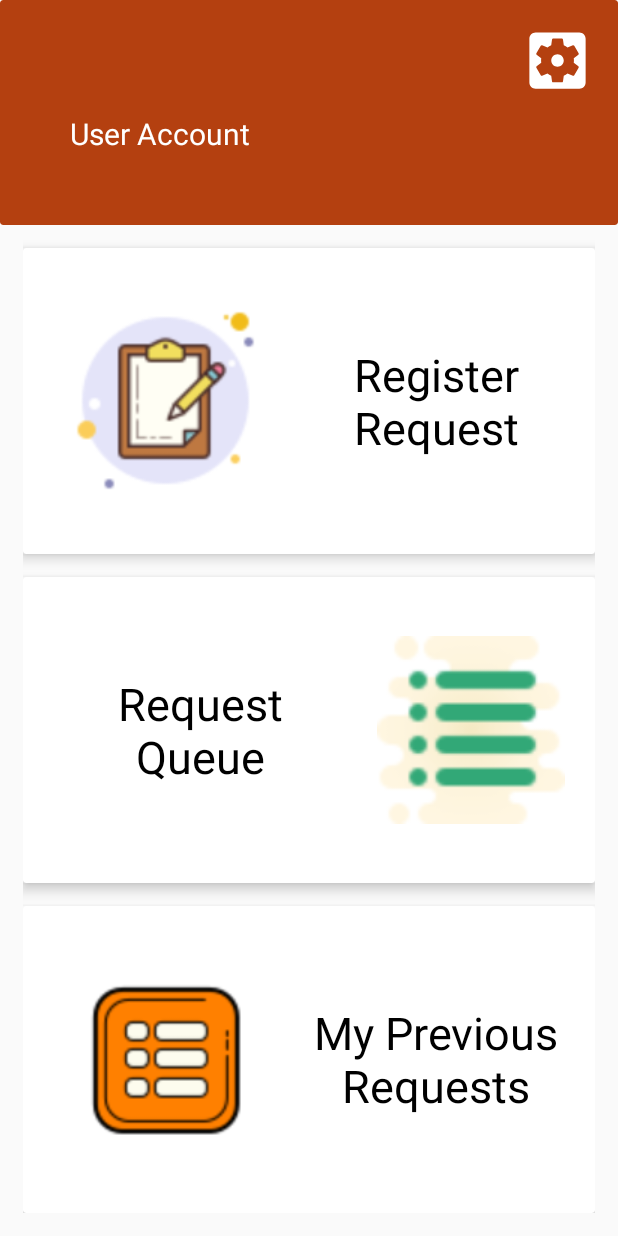
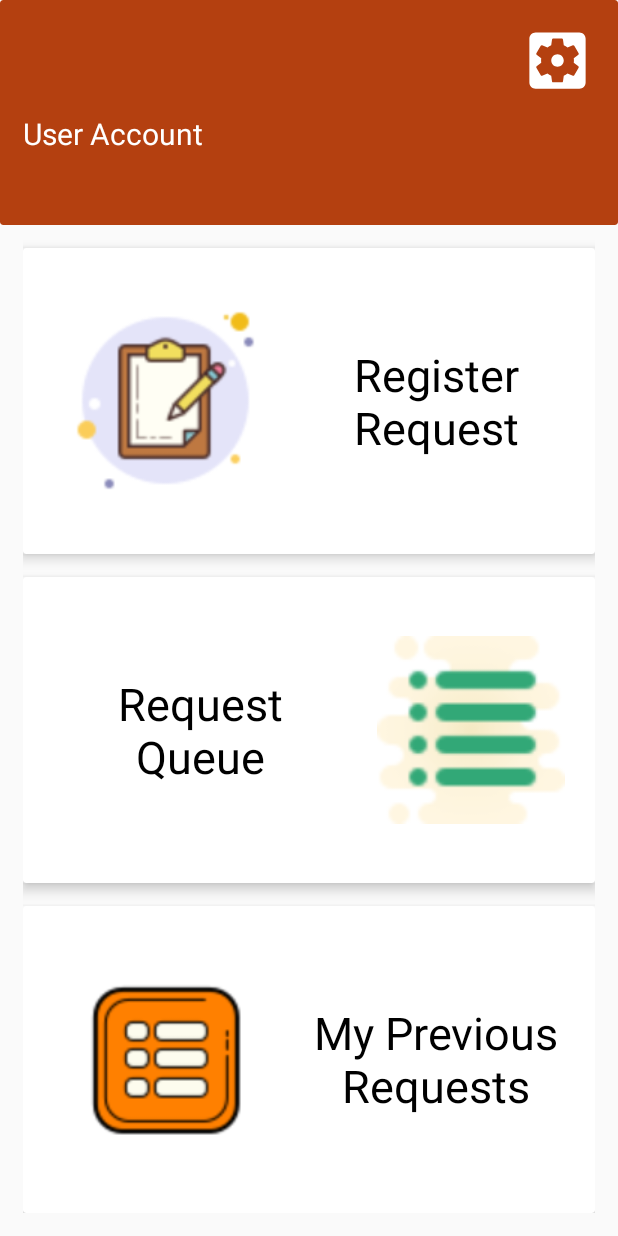
Before and after one commit to Qrofeus/Request_Manager, an Android app: the Dashboard_User screen opened directly, with no data from a screen before it, on a phone screen of 412 x 824 dp. Run offline under Robolectric (Android 15) with nearby library versions, the phone set to English and light mode, and no system bars; Roboto replaces fonts that are not available here; 5 statements that could not run were skipped.

Commit message:
Completed Project

```diff
--- a/app/src/main/res/layout/dashboard_user.xml
+++ b/app/src/main/res/layout/dashboard_user.xml
@@ -23,8 +23,10 @@
 
             <TextView
                 android:id="@+id/user_title"
-                android:layout_width="300dp"
+                android:layout_width="0dp"
                 android:layout_height="60dp"
+                android:layout_alignParentStart="true"
+                android:layout_alignParentLeft="true"
                 android:layout_alignParentEnd="true"
                 android:layout_alignParentRight="true"
                 android:layout_marginEnd="50dp"
```
